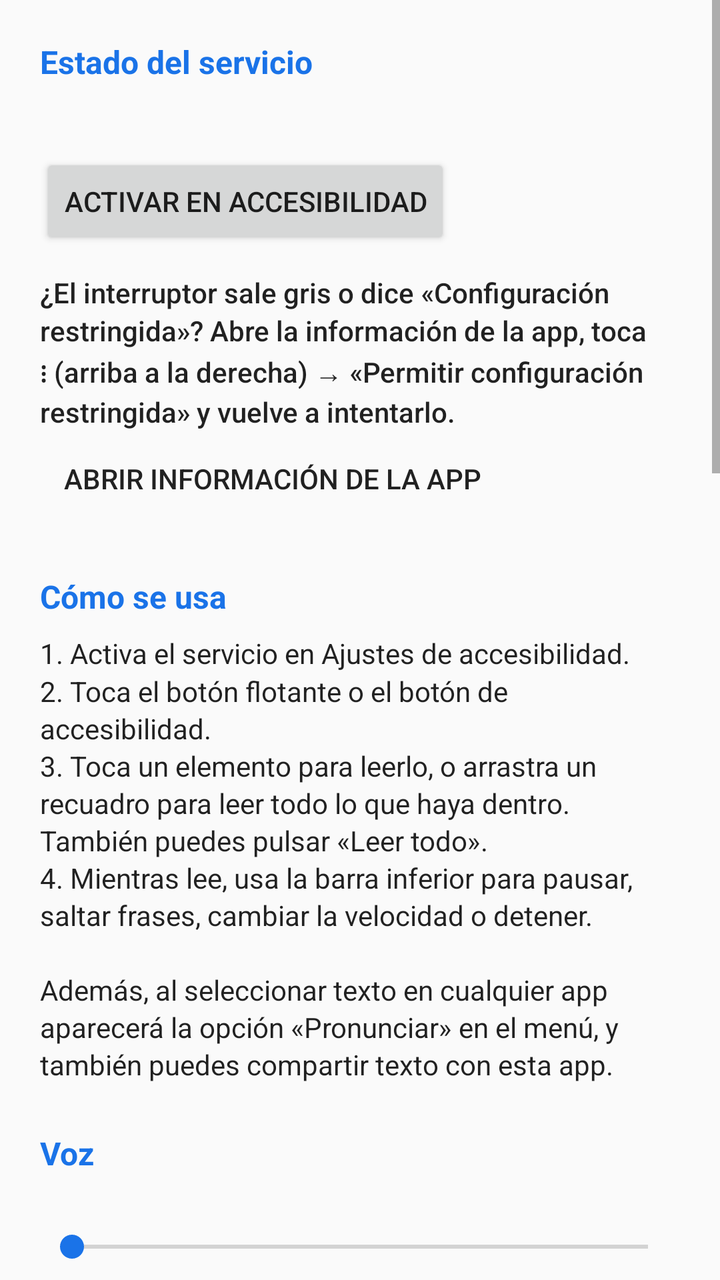
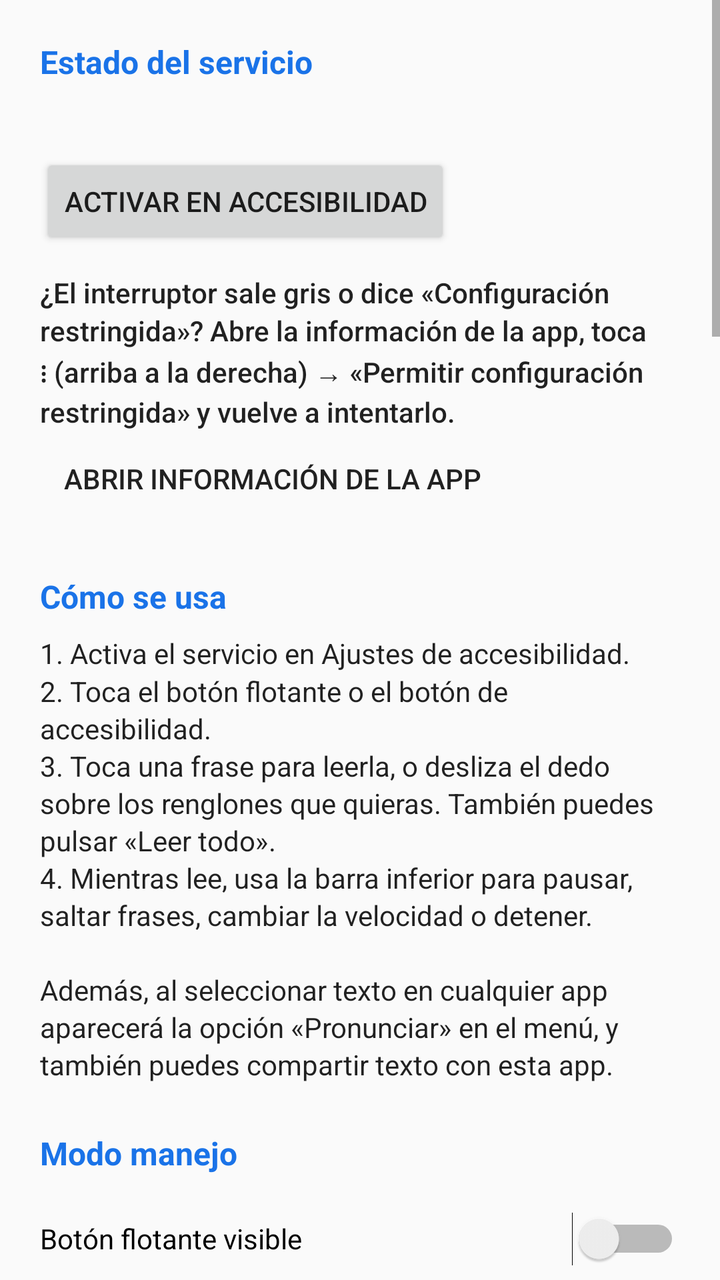

Before-and-after screenshots of an Android layout around one commit, followed by the original layout XML and the change that was made.
<!-- AndroidManifest.xml: application theme AppTheme -->
<!-- res/layout/activity_main.xml -->
<?xml version="1.0" encoding="utf-8"?>
<ScrollView xmlns:android="http://schemas.android.com/apk/res/android"
    android:layout_width="match_parent"
    android:layout_height="match_parent"
    android:fitsSystemWindows="true">

    <LinearLayout
        android:layout_width="match_parent"
        android:layout_height="wrap_content"
        android:orientation="vertical"
        android:padding="@dimen/screen_padding">

        <TextView
            style="@style/SectionTitle"
            android:layout_marginTop="0dp"
            android:text="@string/status_title" />

        <TextView
            android:id="@+id/status_text"
            android:layout_width="match_parent"
            android:layout_height="wrap_content"
            android:textAppearance="@android:style/TextAppearance.Material.Body1" />

        <Button
            android:id="@+id/open_settings"
            android:layout_width="wrap_content"
            android:layout_height="wrap_content"
            android:layout_marginTop="8dp"
            android:text="@string/open_accessibility_settings" />

        <TextView
            android:id="@+id/restricted_help"
            android:layout_width="match_parent"
            android:layout_height="wrap_content"
            android:layout_marginTop="12dp"
            android:lineSpacingMultiplier="1.15"
            android:text="@string/restricted_help"
            android:textAppearance="@android:style/TextAppearance.Material.Body2" />

        <Button
            android:id="@+id/allow_restricted"
            style="?android:attr/borderlessButtonStyle"
            android:layout_width="wrap_content"
            android:layout_height="wrap_content"
            android:text="@string/allow_restricted" />

        <TextView
            style="@style/SectionTitle"
            android:text="@string/how_to_title" />

        <TextView
            android:layout_width="match_parent"
            android:layout_height="wrap_content"
            android:lineSpacingMultiplier="1.15"
            android:text="@string/how_to_body"
            android:textAppearance="@android:style/TextAppearance.Material.Body1" />

        <TextView
            style="@style/SectionTitle"
            android:text="@string/voice_title" />

        <TextView
            android:id="@+id/rate_label"
            android:layout_width="match_parent"
            android:layout_height="wrap_content"
            android:textAppearance="@android:style/TextAppearance.Material.Body1" />

        <SeekBar
            android:id="@+id/rate_seek"
            android:layout_width="match_parent"
            android:layout_height="wrap_content"
            android:layout_marginBottom="12dp"
            android:max="55" />

        <TextView
            android:id="@+id/pitch_label"
            android:layout_width="match_parent"
            android:layout_height="wrap_content"
            android:textAppearance="@android:style/TextAppearance.Material.Body1" />

        <SeekBar
            android:id="@+id/pitch_seek"
            android:layout_width="match_parent"
            android:layout_height="wrap_content"
            android:layout_marginBottom="12dp"
            android:max="30" />

        <Switch
            android:id="@+id/highlight_switch"
            android:layout_width="match_parent"
            android:layout_height="wrap_content"
            android:minHeight="48dp"
            android:text="@string/highlight_text"
            android:textAppearance="@android:style/TextAppearance.Material.Body1" />

        <Switch
            android:id="@+id/floating_switch"
            android:layout_width="match_parent"
            android:layout_height="wrap_content"
            android:minHeight="48dp"
            android:text="@string/show_floating_button"
            android:textAppearance="@android:style/TextAppearance.Material.Body1" />

        <TextView
            android:layout_width="match_parent"
            android:layout_height="wrap_content"
            android:layout_marginBottom="8dp"
            android:text="@string/floating_button_help"
            android:textAppearance="@android:style/TextAppearance.Material.Body2" />

        <Button
            android:id="@+id/tts_settings"
            style="?android:attr/borderlessButtonStyle"
            android:layout_width="wrap_content"
            android:layout_height="wrap_content"
            android:text="@string/tts_settings" />

        <TextView
            style="@style/SectionTitle"
            android:text="@string/ocr_title" />

        <TextView
            android:layout_width="match_parent"
            android:layout_height="wrap_content"
            android:lineSpacingMultiplier="1.15"
            android:text="@string/ocr_help"
            android:textAppearance="@android:style/TextAppearance.Material.Body1" />

        <RadioGroup
            android:id="@+id/ocr_group"
            android:layout_width="match_parent"
            android:layout_height="wrap_content"
            android:layout_marginTop="4dp">

            <RadioButton
                android:id="@+id/ocr_auto"
                android:layout_width="match_parent"
                android:layout_height="wrap_content"
                android:minHeight="48dp"
                android:text="@string/ocr_auto" />

            <RadioButton
                android:id="@+id/ocr_always"
                android:layout_width="match_parent"
                android:layout_height="wrap_content"
                android:minHeight="48dp"
                android:text="@string/ocr_always" />

            <RadioButton
                android:id="@+id/ocr_never"
                android:layout_width="match_parent"
                android:layout_height="wrap_content"
                android:minHeight="48dp"
                android:text="@string/ocr_never" />
        </RadioGroup>

        <TextView
            style="@style/SectionTitle"
            android:text="@string/tile_title" />

        <TextView
            android:layout_width="match_parent"
            android:layout_height="wrap_content"
            android:lineSpacingMultiplier="1.15"
            android:text="@string/tile_help"
            android:textAppearance="@android:style/TextAppearance.Material.Body1" />

        <TextView
            android:layout_width="match_parent"
            android:layout_height="wrap_content"
            android:layout_marginTop="12dp"
            android:text="@string/tile_action_prompt"
            android:textAppearance="@android:style/TextAppearance.Material.Body1" />

        <RadioGroup
            android:id="@+id/tile_action_group"
            android:layout_width="match_parent"
            android:layout_height="wrap_content">

            <RadioButton
                android:id="@+id/tile_action_select"
                android:layout_width="match_parent"
                android:layout_height="wrap_content"
                android:minHeight="48dp"
                android:text="@string/tile_action_select" />

            <RadioButton
                android:id="@+id/tile_action_read_all"
                android:layout_width="match_parent"
                android:layout_height="wrap_content"
                android:minHeight="48dp"
                android:text="@string/tile_action_read_all" />
        </RadioGroup>

        <Button
            android:id="@+id/tile_add"
            android:layout_width="wrap_content"
            android:layout_height="wrap_content"
            android:layout_marginTop="4dp"
            android:text="@string/tile_add" />

        <TextView
            style="@style/SectionTitle"
            android:text="@string/test_title" />

        <EditText
            android:id="@+id/test_text"
            android:layout_width="match_parent"
            android:layout_height="wrap_content"
            android:hint="@string/test_hint"
            android:importantForAutofill="no"
            android:inputType="textMultiLine|textCapSentences"
            android:minLines="2"
            android:text="@string/test_default" />

        <LinearLayout
            android:layout_width="match_parent"
            android:layout_height="wrap_content"
            android:layout_marginTop="8dp"
            android:orientation="horizontal">

            <Button
                android:id="@+id/test_speak"
                android:layout_width="wrap_content"
                android:layout_height="wrap_content"
                android:text="@string/speak" />

            <Button
                android:id="@+id/test_stop"
                style="?android:attr/borderlessButtonStyle"
                android:layout_width="wrap_content"
                android:layout_height="wrap_content"
                android:layout_marginStart="8dp"
                android:text="@string/stop" />
        </LinearLayout>
    </LinearLayout>
</ScrollView>
<!-- resources referenced by this layout -->
<resources>
  <dimen name="screen_padding">20dp</dimen>
  <string name="allow_restricted">Abrir información de la app</string>
  <string name="floating_button_help">Si activaste el botón de accesibilidad del sistema para esta app, el botón de la app se oculta para no ver dos. Para usar el de la app, quita el acceso directo en Accesibilidad → Seleccionar para pronunciar.</string>
  <string name="highlight_text">Resaltar el texto que se está leyendo</string>
  <string name="how_to_body">1. Activa el servicio en Ajustes de accesibilidad.\n2. Toca el botón flotante o el botón de accesibilidad.\n3. Toca un elemento para leerlo, o arrastra un recuadro para leer todo lo que haya dentro. También puedes pulsar «Leer todo».\n4. Mientras lee, usa la barra inferior para pausar, saltar frases, cambiar la velocidad o detener.\n\nAdemás, al seleccionar texto en cualquier app aparecerá la opción «Pronunciar» en el menú, y también puedes compartir texto con esta app.</string>
  <string name="how_to_title">Cómo se usa</string>
  <string name="ocr_always">Siempre reconocer desde la imagen</string>
  <string name="ocr_auto">Automático: solo donde no hay texto accesible</string>
  <string name="ocr_never">Nunca</string>
  <string name="ocr_title">Texto en imágenes y PDF</string>
  <string name="open_accessibility_settings">Activar en Accesibilidad</string>
  <string name="restricted_help">¿El interruptor sale gris o dice «Configuración restringida»? Abre la información de la app, toca ⋮ (arriba a la derecha) → «Permitir configuración restringida» y vuelve a intentarlo.</string>
  <string name="show_floating_button">Mostrar el botón flotante de la app</string>
  <string name="speak">Pronunciar</string>
  <string name="status_title">Estado del servicio</string>
  <string name="stop">Detener</string>
  <string name="test_default">Hola. Esta es una prueba de Seleccionar para pronunciar.</string>
  <string name="test_hint">Escribe algo para escucharlo…</string>
  <string name="test_title">Probar</string>
  <string name="tile_action_prompt">Al tocar el icono:</string>
  <string name="tile_action_read_all">Leer toda la pantalla</string>
  <string name="tile_action_select">Seleccionar texto</string>
  <string name="tile_add">Añadir icono al panel</string>
  <string name="tile_help">Añade el icono «Pronunciar» al panel de Ajustes rápidos (en Xiaomi: Centro de control → Editar). Si ya está leyendo, tocarlo detiene la lectura. Mantenerlo pulsado abre esta pantalla.</string>
  <string name="tile_title">Icono de Ajustes rápidos</string>
  <string name="tts_settings">Ajustes de texto a voz del sistema</string>
  <string name="voice_title">Voz</string>
  <dimen name="section_gap">24dp</dimen>
  <color name="primary">#1A73E8</color>
  <color name="primary_dark">#174EA6</color>
  <!-- unchanged entries left out for length: 3 -->
</resources>

<!-- the commit's change to res/layout/activity_main.xml (unified diff, before → after) -->
@@ -57,6 +57,126 @@
 
         <TextView
             style="@style/SectionTitle"
+            android:text="@string/driving_title" />
+
+        <Switch
+            android:id="@+id/floating_switch"
+            android:layout_width="match_parent"
+            android:layout_height="wrap_content"
+            android:minHeight="48dp"
+            android:text="@string/show_floating_button"
+            android:textAppearance="@android:style/TextAppearance.Material.Body1" />
+
+        <TextView
+            android:layout_width="match_parent"
+            android:layout_height="wrap_content"
+            android:layout_marginBottom="8dp"
+            android:text="@string/floating_button_help"
+            android:lineSpacingMultiplier="1.15"
+            android:textAppearance="@android:style/TextAppearance.Material.Body2" />
+
+        <Switch
+            android:id="@+id/car_auto_switch"
+            android:layout_width="match_parent"
+            android:layout_height="wrap_content"
+            android:minHeight="48dp"
+            android:text="@string/car_auto"
+            android:textAppearance="@android:style/TextAppearance.Material.Body1" />
+
+        <Button
+            android:id="@+id/car_pick"
+            style="?android:attr/borderlessButtonStyle"
+            android:layout_width="wrap_content"
+            android:layout_height="wrap_content"
+            android:text="@string/car_pick" />
+
+        <TextView
+            style="@style/SectionTitle"
+            android:text="@string/selection_title" />
+
+        <TextView
+            android:layout_width="match_parent"
+            android:layout_height="wrap_content"
+            android:lineSpacingMultiplier="1.15"
+            android:text="@string/tap_prompt"
+            android:textAppearance="@android:style/TextAppearance.Material.Body1" />
+
+        <RadioGroup
+            android:id="@+id/tap_group"
+            android:layout_width="match_parent"
+            android:layout_height="wrap_content">
+
+            <RadioButton
+                android:id="@+id/tap_sentence"
+                android:layout_width="match_parent"
+                android:layout_height="wrap_content"
+                android:minHeight="48dp"
+                android:text="@string/tap_sentence" />
+
+            <RadioButton
+                android:id="@+id/tap_from"
+                android:layout_width="match_parent"
+                android:layout_height="wrap_content"
+                android:minHeight="48dp"
+                android:text="@string/tap_from" />
+
+            <RadioButton
+                android:id="@+id/tap_element"
+                android:layout_width="match_parent"
+                android:layout_height="wrap_content"
+                android:minHeight="48dp"
+                android:text="@string/tap_element" />
+        </RadioGroup>
+
+        <Switch
+            android:id="@+id/drag_rows_switch"
+            android:layout_width="match_parent"
+            android:layout_height="wrap_content"
+            android:layout_marginTop="8dp"
+            android:minHeight="48dp"
+            android:text="@string/drag_rows"
+            android:textAppearance="@android:style/TextAppearance.Material.Body1" />
+
+        <TextView
+            style="@style/SectionTitle"
+            android:text="@string/audio_title" />
+
+        <TextView
+            android:layout_width="match_parent"
+            android:layout_height="wrap_content"
+            android:lineSpacingMultiplier="1.15"
+            android:text="@string/music_prompt"
+            android:textAppearance="@android:style/TextAppearance.Material.Body1" />
+
+        <RadioGroup
+            android:id="@+id/music_group"
+            android:layout_width="match_parent"
+            android:layout_height="wrap_content">
+
+            <RadioButton
+                android:id="@+id/music_duck"
+                android:layout_width="match_parent"
+                android:layout_height="wrap_content"
+                android:minHeight="48dp"
+                android:text="@string/music_duck" />
+
+            <RadioButton
+                android:id="@+id/music_pause"
+                android:layout_width="match_parent"
+                android:layout_height="wrap_content"
+                android:minHeight="48dp"
+                android:text="@string/music_pause" />
+
+            <RadioButton
+                android:id="@+id/music_none"
+                android:layout_width="match_parent"
+                android:layout_height="wrap_content"
+                android:minHeight="48dp"
+                android:text="@string/music_none" />
+        </RadioGroup>
+
+        <TextView
+            style="@style/SectionTitle"
             android:text="@string/voice_title" />
 
         <TextView
@@ -93,20 +213,6 @@
             android:text="@string/highlight_text"
             android:textAppearance="@android:style/TextAppearance.Material.Body1" />
 
-        <Switch
-            android:id="@+id/floating_switch"
-            android:layout_width="match_parent"
-            android:layout_height="wrap_content"
-            android:minHeight="48dp"
-            android:text="@string/show_floating_button"
-            android:textAppearance="@android:style/TextAppearance.Material.Body1" />
-
-        <TextView
-            android:layout_width="match_parent"
-            android:layout_height="wrap_content"
-            android:layout_marginBottom="8dp"
-            android:text="@string/floating_button_help"
-            android:textAppearance="@android:style/TextAppearance.Material.Body2" />
 
         <Button
             android:id="@+id/tts_settings"
<!-- resource entries referenced after the edit -->
@@ -2,20 +2,36 @@
 <resources>
   <dimen name="screen_padding">20dp</dimen>
   <string name="allow_restricted">Abrir información de la app</string>
-  <string name="floating_button_help">Si activaste el botón de accesibilidad del sistema para esta app, el botón de la app se oculta para no ver dos. Para usar el de la app, quita el acceso directo en Accesibilidad → Seleccionar para pronunciar.</string>
+  <string name="audio_title">Audio</string>
+  <string name="car_auto">Mostrar el botón solo cuando el teléfono esté conectado al Bluetooth del carro</string>
+  <string name="car_pick">Elegir el Bluetooth del carro</string>
+  <string name="drag_rows">Al deslizar, seleccionar renglones completos (más fácil con una mano)</string>
+  <string name="driving_title">Modo manejo</string>
+  <string name="floating_button_help">La app no necesita cerrarse: cuando no la uses, oculta el botón (mantenlo pulsado, o usa el icono «Botón lectura» del panel) y no hace nada ni gasta batería.
+  
+  Si activaste el botón de accesibilidad del sistema para esta app, el botón de la app no aparece (para no ver dos). Para poder ocultarlo y mostrarlo, quita el acceso directo en Accesibilidad → Seleccionar para pronunciar.</string>
   <string name="highlight_text">Resaltar el texto que se está leyendo</string>
-  <string name="how_to_body">1. Activa el servicio en Ajustes de accesibilidad.\n2. Toca el botón flotante o el botón de accesibilidad.\n3. Toca un elemento para leerlo, o arrastra un recuadro para leer todo lo que haya dentro. También puedes pulsar «Leer todo».\n4. Mientras lee, usa la barra inferior para pausar, saltar frases, cambiar la velocidad o detener.\n\nAdemás, al seleccionar texto en cualquier app aparecerá la opción «Pronunciar» en el menú, y también puedes compartir texto con esta app.</string>
+  <string name="how_to_body">1. Activa el servicio en Ajustes de accesibilidad.\n2. Toca el botón flotante o el botón de accesibilidad.\n3. Toca una frase para leerla, o desliza el dedo sobre los renglones que quieras. También puedes pulsar «Leer todo».\n4. Mientras lee, usa la barra inferior para pausar, saltar frases, cambiar la velocidad o detener.\n\nAdemás, al seleccionar texto en cualquier app aparecerá la opción «Pronunciar» en el menú, y también puedes compartir texto con esta app.</string>
   <string name="how_to_title">Cómo se usa</string>
+  <string name="music_duck">Bajar el volumen de la música</string>
+  <string name="music_none">No hacer nada</string>
+  <string name="music_pause">Pausar la música y reanudarla al terminar</string>
+  <string name="music_prompt">Si hay música sonando (Spotify, etc.) mientras lee:</string>
   <string name="ocr_always">Siempre reconocer desde la imagen</string>
   <string name="ocr_auto">Automático: solo donde no hay texto accesible</string>
   <string name="ocr_never">Nunca</string>
   <string name="ocr_title">Texto en imágenes y PDF</string>
   <string name="open_accessibility_settings">Activar en Accesibilidad</string>
   <string name="restricted_help">¿El interruptor sale gris o dice «Configuración restringida»? Abre la información de la app, toca ⋮ (arriba a la derecha) → «Permitir configuración restringida» y vuelve a intentarlo.</string>
-  <string name="show_floating_button">Mostrar el botón flotante de la app</string>
+  <string name="selection_title">Selección</string>
+  <string name="show_floating_button">Botón flotante visible</string>
   <string name="speak">Pronunciar</string>
   <string name="status_title">Estado del servicio</string>
   <string name="stop">Detener</string>
+  <string name="tap_element">Leer el mensaje o párrafo completo</string>
+  <string name="tap_from">Leer desde la frase tocada hasta el final</string>
+  <string name="tap_prompt">Al tocar un texto:</string>
+  <string name="tap_sentence">Leer solo la frase tocada</string>
   <string name="test_default">Hola. Esta es una prueba de Seleccionar para pronunciar.</string>
   <string name="test_hint">Escribe algo para escucharlo…</string>
   <string name="test_title">Probar</string>
